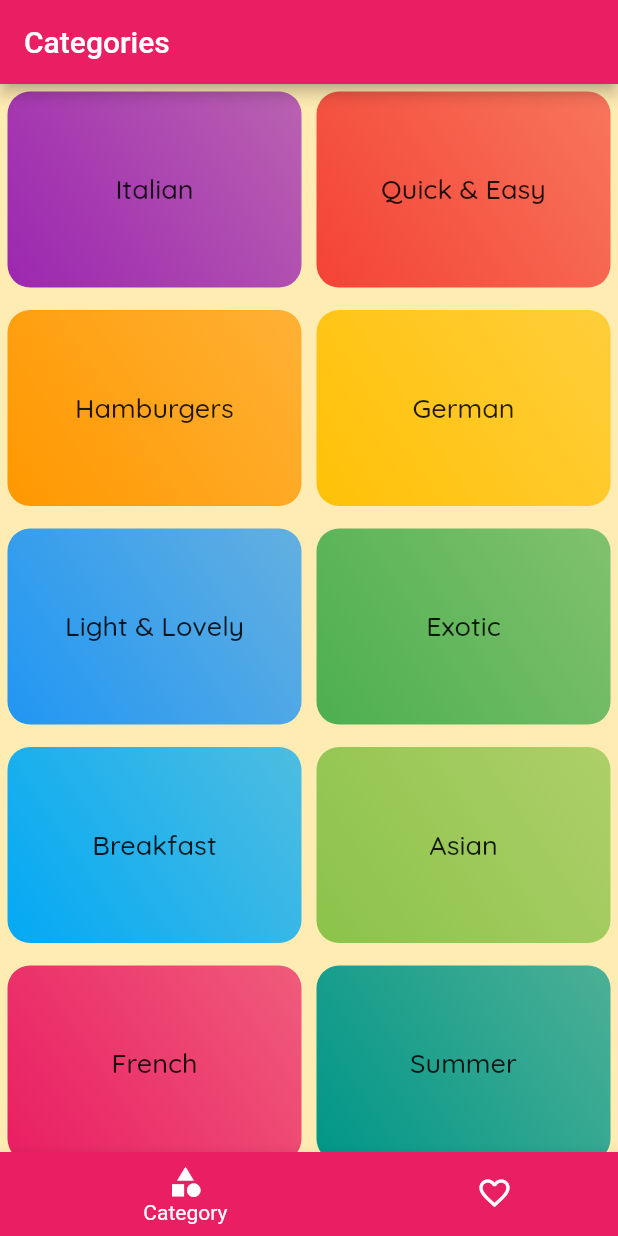
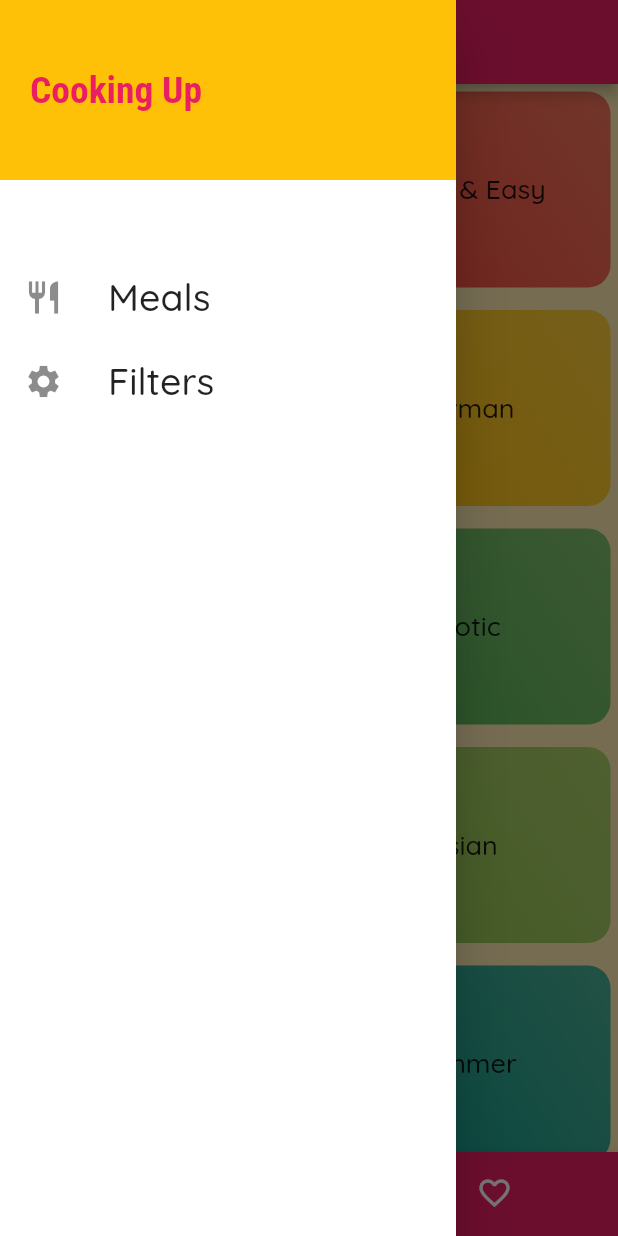
Before and after one commit to rajpranit/Recipe-flutter-MPA, a Flutter app: the screen it shows after launch, with the side drawer open (before the commit the screen has no drawer), on a phone screen of 412 x 824 dp. Run offline on Flutter 3.47's test engine with Material 2 defaults, Android fonts, the phone set to English and light mode, and no system bars; our stand-ins replace google_fonts; Roboto replaces fonts that are missing (TextStyle).

Commit message:
Side Drawer

```diff
--- a/lib/main.dart
+++ b/lib/main.dart
@@ -1,6 +1,7 @@
 import 'package:flutter/material.dart';
 import 'package:google_fonts/google_fonts.dart';
 
+import '../screens/filter_setting.dart';
 import '../screens/categorymeals_screen.dart';
 import '../screens/meal_detail_screen.dart';
 import '../screens/tabbar_screen.dart';
@@ -43,6 +44,9 @@ class MyApp extends StatelessWidget {
         '/meal-detail': (context) {
           return const MealDetail();
         },
+        '/filter-setting': (context) {
+          return const FilterSetting();
+        }
       },
     );
   }
--- /dev/null
+++ b/lib/screens/filter_setting.dart
@@ -0,0 +1,19 @@
+import 'package:flutter/cupertino.dart';
+import 'package:flutter/material.dart';
+import 'package:flutter/src/foundation/key.dart';
+import 'package:flutter/src/widgets/container.dart';
+import 'package:flutter/src/widgets/framework.dart';
+
+class FilterSetting extends StatelessWidget {
+  const FilterSetting({Key key}) : super(key: key);
+
+  @override
+  Widget build(BuildContext context) {
+    return Scaffold(
+      appBar: AppBar(title: Text('Settings')),
+      body: Center(
+        child: Text('filters'),
+      ),
+    );
+  }
+}
--- a/lib/screens/tabbar_screen.dart
+++ b/lib/screens/tabbar_screen.dart
@@ -1,5 +1,6 @@
 import 'package:flutter/material.dart';
 
+import '../widgets/main_drawer.dart';
 import './categories_screen.dart';
 import './favourites_screen.dart';
 
@@ -28,19 +29,20 @@ class _TabsBarScreenState extends State<TabsBarScreen> {
   Widget build(BuildContext context) {
     return Scaffold(
       appBar: AppBar(title: Text(widgetOptions[_selectedIndex]['title'])),
+      drawer: MainDrawer(),
       body: widgetOptions[_selectedIndex]['page'],
       bottomNavigationBar: BottomNavigationBar(
         backgroundColor: Theme.of(context).primaryColor,
-        items: const [
+        items: [
           BottomNavigationBarItem(
-            icon: Icon(Icons.category),
+            icon: const Icon(Icons.category),
             label: 'Category',
-            backgroundColor: Colors.pink,
+            backgroundColor: Theme.of(context).primaryColor,
           ),
           BottomNavigationBarItem(
-            icon: Icon(Icons.favorite_outline),
+            icon: const Icon(Icons.favorite_outline),
             label: 'Favourites',
-            backgroundColor: Colors.pink,
+            backgroundColor: Theme.of(context).primaryColor,
           ),
         ],
         selectedItemColor: Colors.white,
--- /dev/null
+++ b/lib/widgets/main_drawer.dart
@@ -0,0 +1,57 @@
+import 'package:flutter/material.dart';
+import 'package:google_fonts/google_fonts.dart';
+
+class MainDrawer extends StatelessWidget {
+  const MainDrawer({Key key}) : super(key: key);
+
+  @override
+  Widget build(BuildContext context) {
+    Widget drawerList(String title, IconData icon, Function tapHandler) {
+      return ListTile(
+        leading: Icon(
+          icon,
+          size: 26,
+        ),
+        title: Text(
+          title,
+          style: TextStyle(fontSize: 25),
+        ),
+        onTap: tapHandler,
+      );
+    }
+
+    return Drawer(
+      backgroundColor: Colors.white,
+      child: Column(
+        children: [
+          Container(
+            // margin: const EdgeInsets.all(2),
+            height: 120,
+            padding: EdgeInsets.all(20),
+            width: double.infinity,
+            alignment: Alignment.centerLeft,
+            color: Colors.amber,
+            // decoration: BoxDecoration(color: Theme.of(context).acc),
+            child: Text(
+              'Cooking Up',
+              style: TextStyle(
+                  fontSize: 25,
+                  color: Theme.of(context).primaryColor,
+                  fontFamily: GoogleFonts.robotoCondensed().fontFamily,
+                  fontWeight: FontWeight.bold),
+            ),
+          ),
+          const SizedBox(
+            height: 50,
+          ),
+          drawerList('Meals', Icons.restaurant, () {
+            Navigator.of(context).pushNamed('/');
+          }),
+          drawerList('Filters', Icons.settings, () {
+            Navigator.of(context).pushNamed('/filter-setting');
+          })
+        ],
+      ),
+    );
+  }
+}
```
